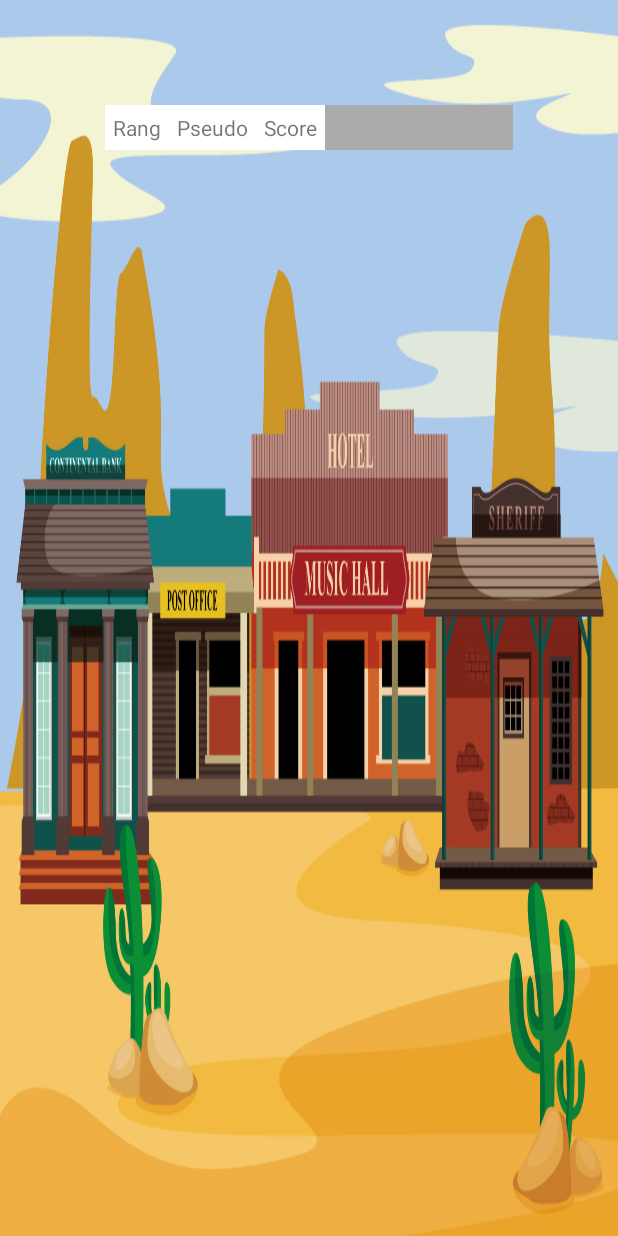
After one commit to NitriKx/M2DL-FHCI-Challenge, an Android app: the layout activity_nouveau_score_leader_board.xml on its own in the app's theme, with its tools: preview values and no code run, on a phone screen of 412 x 824 dp. The commit adds this screen. Run offline under Robolectric (Android 15) with nearby library versions, the phone set to English and light mode, and no system bars.

Commit message:
Refactoring des nom et création de la deuxième vue de l'activité, avec le leaderboard

```diff
--- /dev/null
+++ b/app/src/main/res/layout/activity_nouveau_score_leader_board.xml
@@ -0,0 +1,46 @@
+<?xml version="1.0" encoding="utf-8"?>
+<LinearLayout
+    android:orientation="vertical"
+    style="?metaButtonBarStyle"
+    android:gravity="center_horizontal"
+    xmlns:android="http://schemas.android.com/apk/res/android"
+    xmlns:tools="http://schemas.android.com/tools"
+    android:layout_width="match_parent"
+    android:layout_height="match_parent"
+    tools:context="com.lifo.cowboy.NouveauScoreActivity"
+    android:id="@+id/leaderboard_fullscreen_content"
+    android:padding="70dp">
+
+    <TableRow
+        android:layout_width="match_parent"
+        android:layout_height="wrap_content"
+        android:background="#ababab">
+
+        <TextView
+            android:layout_width="wrap_content"
+            android:layout_height="wrap_content"
+            android:padding="5dp"
+            android:text="Rang"></TextView>
+
+        <TextView
+            android:layout_width="wrap_content"
+            android:layout_height="wrap_content"
+            android:padding="5dp"
+            android:text="Pseudo"></TextView>
+
+        <TextView
+            android:layout_width="wrap_content"
+            android:layout_height="wrap_content"
+            android:padding="5dp"
+            android:text="Score"></TextView>
+    </TableRow>
+
+    <LinearLayout
+        android:orientation="vertical"
+        android:id="@+id/leaderboard_table_row_container"
+        android:layout_width="match_parent"
+        android:layout_height="wrap_content">
+
+    </LinearLayout>
+
+</LinearLayout>
```
Also changed, not shown: app/src/main/AndroidManifest.xml (+9 -2 lines), app/src/main/java/com/lifo/cowboy/NouveauScoreActivity.java (+48 -7 lines), app/src/main/res/layout/activity_nouveau_score.xml (deleted, +0 -52 lines), app/src/main/res/layout/activity_nouveau_score_pseudo.xml (added, +84 -0 lines).
